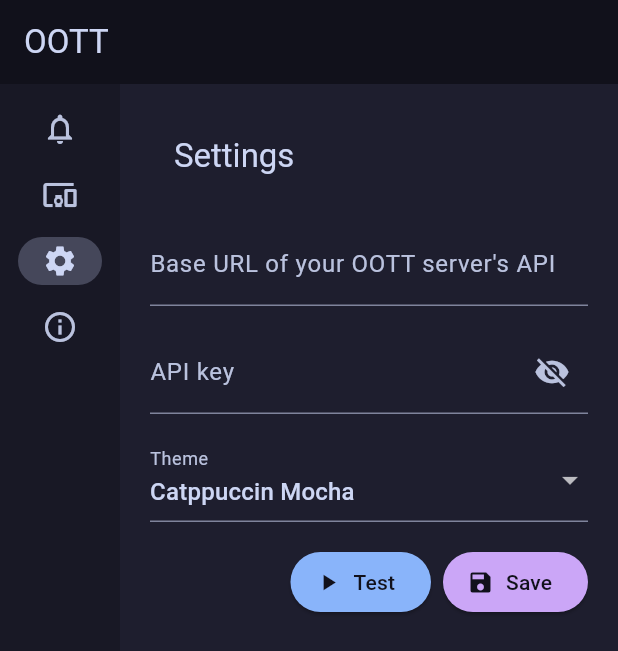
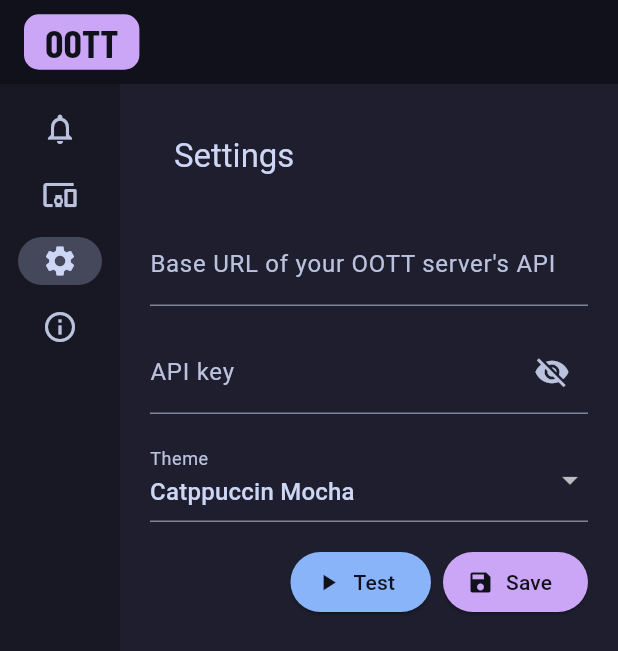
Before and after one commit to rzuasti/oott, a Flutter app: the screen it shows after launch, on a phone screen of 412 x 824 dp. Shown: the top 651 px of the screen. Run offline on Flutter 3.47's test engine with Material 3 defaults, Android fonts, the phone set to English and light mode, and no system bars; our stand-ins replace dio, fl_chart, go_router, google_fonts, infinite_scroll_pagination, shared_preferences; missing offline and left inert: encrypter.

Commit message:
Style app title as primary-color pill with Barlow Condensed font
Co-Authored-By: Claude Sonnet 4.6 <noreply@anthropic.com>

```diff
--- a/frontend/lib/navigation.dart
+++ b/frontend/lib/navigation.dart
@@ -1,6 +1,7 @@
 import 'package:flutter/material.dart';
 import 'package:frontend/settings/settings.dart';
 import 'package:go_router/go_router.dart';
+import 'package:google_fonts/google_fonts.dart';
 import 'devices/device_detail.dart';
 import 'devices/device_list.dart';
 import 'notifications/notification_list.dart';
@@ -65,7 +66,21 @@ class MainShell extends StatelessWidget {
       builder: (context, constraints) {
         return Scaffold(
           appBar: AppBar(
-            title: const Text('OOTT'),
+            title: Container(
+              padding: const EdgeInsets.symmetric(horizontal: 14, vertical: 2),
+              decoration: BoxDecoration(
+                color: Theme.of(context).colorScheme.primary,
+                borderRadius: BorderRadius.circular(10),
+              ),
+              child: Text(
+                'OOTT',
+                style: GoogleFonts.barlowCondensed(
+                  color: Theme.of(context).colorScheme.onPrimary,
+                  fontWeight: FontWeight.bold,
+                  fontSize: 26,
+                ),
+              ),
+            ),
             backgroundColor: Theme.of(
               context,
             ).colorScheme.surfaceContainerLowest,
--- a/frontend/pubspec.yaml
+++ b/frontend/pubspec.yaml
@@ -17,6 +17,7 @@ dependencies:
   shared_preferences: ^2.5.4
   infinite_scroll_pagination: ^5.1.1
   fl_chart: ^1.2.0
+  google_fonts: ^6.2.1
 
 dev_dependencies:
   flutter_test:
```
Also changed, not shown: frontend/pubspec.lock, 2 other files.
